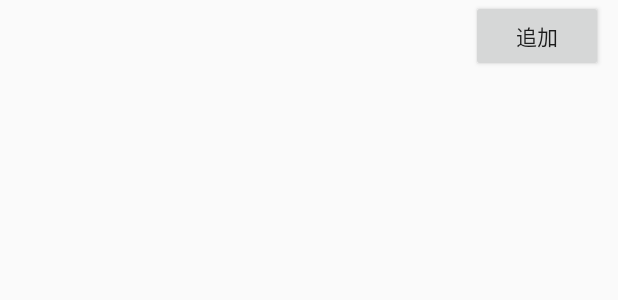
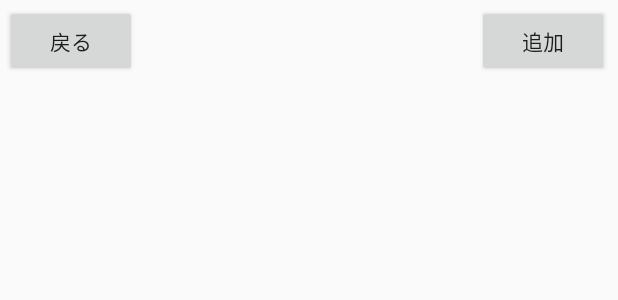
Before and after one commit to ryo-hoshi/TodoSupportLady, an Android app: the layout fragment_todo_list.xml on its own in the app's theme, with its tools: preview values and no code run, on a phone screen of 412 x 824 dp. Shown: the top 300 px of the screen. Run offline under Robolectric (Android 15) with nearby library versions, the phone set to English and light mode, and no system bars.

Commit message:
modify Issues#7 todolist

```diff
--- a/app/src/main/java/apl/r_m_unt/todosupportlady/todo/TodoDetailFragment.java
+++ b/app/src/main/java/apl/r_m_unt/todosupportlady/todo/TodoDetailFragment.java
@@ -229,7 +229,7 @@ public class TodoDetailFragment extends Fragment {
             }
         });
 
-        // キャンセルボタン押下時の処理
+        // 戻るボタン押下時の処理
         view.findViewById(R.id.button_cancel).setOnClickListener(new View.OnClickListener() {
             @Override
             public void onClick(View v) {
--- a/app/src/main/res/layout/fragment_todo_list.xml
+++ b/app/src/main/res/layout/fragment_todo_list.xml
@@ -4,13 +4,30 @@
     android:layout_height="match_parent"
     android:orientation="vertical">
 
+    <LinearLayout
+        android:orientation="horizontal"
+        android:layout_marginTop="3dp"
+        android:layout_width="match_parent"
+        android:layout_height="wrap_content">
+        <Button
+            android:id="@+id/button_back"
+            android:layout_marginLeft="3dp"
+            android:layout_width="wrap_content"
+            android:layout_height="wrap_content"
+            android:text="@string/todo_list_back" />
+        <View
+            android:layout_width="0dp"
+            android:layout_height="1dp"
+            android:layout_weight="1"
+            />
         <Button
             android:id="@+id/button_add"
-        android:layout_marginRight="10dp"
+            android:layout_marginRight="6dp"
             android:layout_width="wrap_content"
             android:layout_height="wrap_content"
             android:layout_gravity="right"
             android:text="@string/todo_list_add" />
+    </LinearLayout>
 
     <ListView
         android:layout_width="match_parent"
--- a/app/src/main/res/layout/list_item.xml
+++ b/app/src/main/res/layout/list_item.xml
@@ -9,7 +9,7 @@
     <LinearLayout
         android:layout_width="match_parent"
         android:layout_height="wrap_content"
-        android:layout_marginLeft="2dp"
+        android:layout_marginLeft="3dp"
         android:orientation="horizontal">
 
         <Button
@@ -21,7 +21,7 @@
         <LinearLayout
             android:layout_width="match_parent"
             android:layout_height="wrap_content"
-            android:layout_marginLeft="3dp"
+            android:layout_marginLeft="5dp"
             android:orientation="vertical">
 
             <TextView
--- a/app/src/main/res/values/strings.xml
+++ b/app/src/main/res/values/strings.xml
@@ -2,6 +2,7 @@
     <string name="app_name">TODOマネージャ</string>
     <string name="title_item_detail">Item Detail</string>
 
+    <string name="todo_list_back">戻る</string>
     <string name="todo_list_add">追加</string>
     <string name="todo_list_complete">完了</string>
 
```
Also changed, not shown: app/src/main/java/apl/r_m_unt/todosupportlady/todo/TodoListFragment.java (+12 -0 lines). Lines whose indentation alone changed are shown as unchanged.
